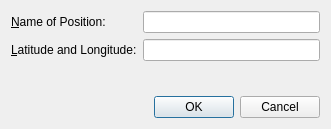
albar965/littlenavmap, file src/route/userwaypointdialog.ui: the form before one commit.
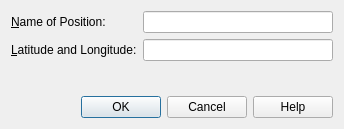
The form after the commit.

Commit message: Small fixed in text. Corrected tab order in main window and options dialog. Added help button to user waypoint dialog.

Diff of the .ui file:
```diff
--- a/src/route/userwaypointdialog.ui
+++ b/src/route/userwaypointdialog.ui
@@ -6,7 +6,7 @@
    <rect>
     <x>0</x>
     <y>0</y>
-    <width>331</width>
+    <width>344</width>
     <height>129</height>
    </rect>
   </property>
@@ -24,16 +24,6 @@
      </property>
     </widget>
    </item>
-   <item row="5" column="1">
-    <widget class="QDialogButtonBox" name="buttonBoxRouteUserWaypoint">
-     <property name="orientation">
-      <enum>Qt::Horizontal</enum>
-     </property>
-     <property name="standardButtons">
-      <set>QDialogButtonBox::Cancel|QDialogButtonBox::Ok</set>
-     </property>
-    </widget>
-   </item>
    <item row="1" column="1">
     <widget class="QLineEdit" name="lineEditRouteUserWaypoint"/>
    </item>
@@ -88,6 +78,16 @@
      </property>
     </spacer>
    </item>
+   <item row="5" column="0" colspan="2">
+    <widget class="QDialogButtonBox" name="buttonBoxRouteUserWaypoint">
+     <property name="orientation">
+      <enum>Qt::Horizontal</enum>
+     </property>
+     <property name="standardButtons">
+      <set>QDialogButtonBox::Cancel|QDialogButtonBox::Help|QDialogButtonBox::Ok</set>
+     </property>
+    </widget>
+   </item>
   </layout>
  </widget>
  <tabstops>
```
Left out of the diff: 2 changed lines with no effect on the pictures. The commit also changes 8 other files.
